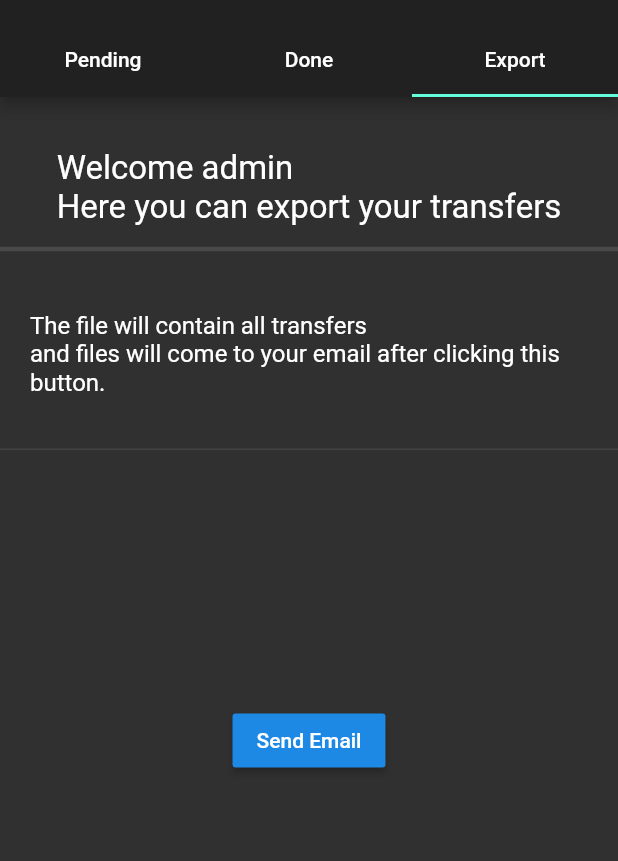
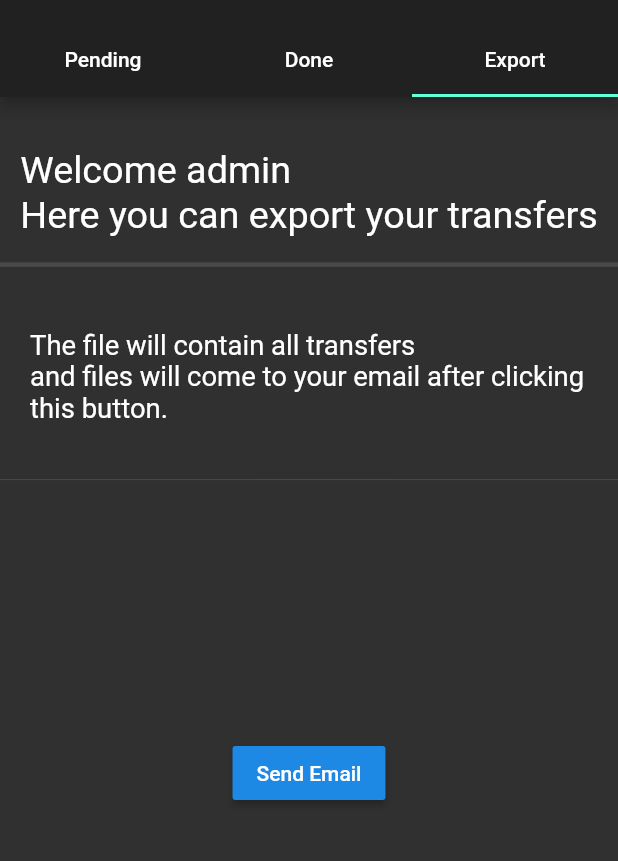
Before and after one commit to Danis96/FillAdmin, a Flutter app: the screen it shows after launch, tab 3 chosen, on a phone screen of 412 x 824 dp, the part 59-920 px from its top. Run offline on Flutter 3.47's test engine with Material 2 defaults, Android fonts, the phone set to English and light mode, and no system bars; our stand-ins replace cloud_firestore, flutter_screenutil, splashscreen; missing offline and left inert: flutter_email_sender, mailer; accounts and stored records are empty.

Commit message:
responsive

```diff
--- a/lib/export/exportView.dart
+++ b/lib/export/exportView.dart
@@ -1,7 +1,6 @@
 import 'package:filladmin/export/sendEmail.dart';
 import 'package:flutter/material.dart';
 import 'package:flutter_screenutil/flutter_screenutil.dart';
-
 import 'package:filladmin/pendingTransfers/pendingTransfers.dart';
 
 class ExportView extends StatelessWidget {
@@ -16,13 +15,13 @@ class ExportView extends StatelessWidget {
             child: Center(
                 child: Text(
               'Welcome admin \nHere you can export your transfers',
-              style: TextStyle(fontSize: 22.0),
+              style: TextStyle(fontSize: ScreenUtil.instance.setSp(22.0)),
             )),
           ),
           Container(
-            margin: EdgeInsets.only(top: 10, bottom: 5),
+            margin: EdgeInsets.only(top: ScreenUtil.instance.setWidth(10.0), bottom: ScreenUtil.instance.setWidth(5.0)),
             child: Divider(
-              height: 10.0,
+               height: ScreenUtil.instance.setHeight(10.0),
               thickness: 3.0,
             ),
           ),
@@ -32,13 +31,13 @@ class ExportView extends StatelessWidget {
             child: Center(
                 child: Text(
               'The file will contain all transfers\nand files will come to your email after clicking this button.',
-              style: TextStyle(fontSize: 16.0),
+              style: TextStyle(fontSize: ScreenUtil.instance.setSp(16.0)),
             )),
           ),
           Container(
-            margin: EdgeInsets.only(top: 10, bottom: 5),
+            margin: EdgeInsets.only(top: ScreenUtil.instance.setWidth(10.0), bottom: ScreenUtil.instance.setWidth(5.0)),
             child: Divider(
-              height: 10.0,
+              height: ScreenUtil.instance.setWidth(10.0),
             ),
           ),
           Center(
--- a/lib/pendingTransfers/pendingTransfers.dart
+++ b/lib/pendingTransfers/pendingTransfers.dart
@@ -159,6 +159,3 @@ class _PendingTransfersHomeState extends State<PendingTransfersHome>
   @override
   bool get wantKeepAlive => true;
 }
-
-
-  // SendEmail(file: jsonFile)/
```
Also changed, not shown: lib/model/transferModel.dart (deleted, +0 -40 lines).
